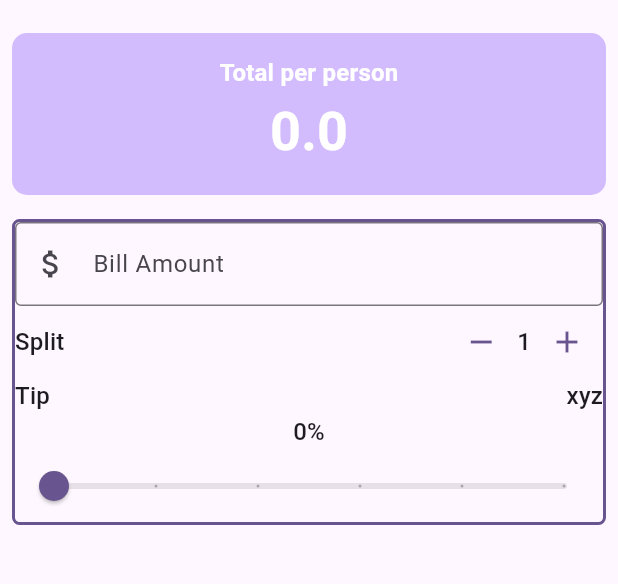
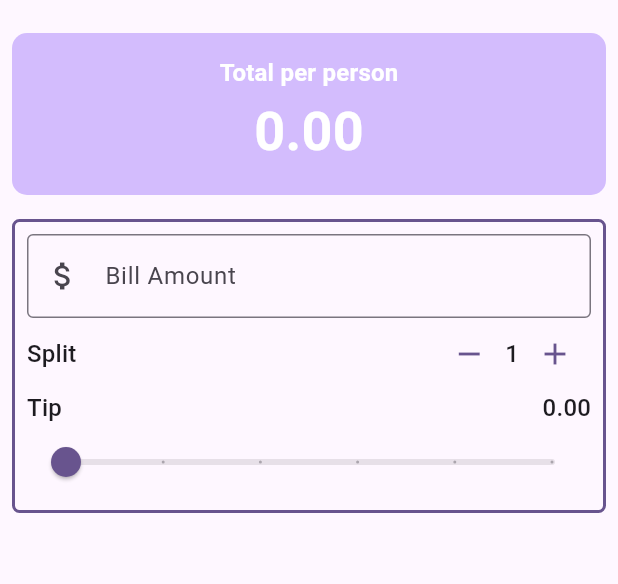
Before and after one commit to Mr-Nuruzzaman/utip, a Flutter app: the screen it shows after launch, on a phone screen of 412 x 824 dp, the part 63-647 px from its top. Run offline on Flutter 3.47's test engine with Material 3 defaults, Android fonts, the phone set to English and light mode, and no system bars.

Commit message:
Decorating and refactoring widgets

```diff
--- a/lib/main.dart
+++ b/lib/main.dart
@@ -1,7 +1,9 @@
 import 'package:flutter/material.dart';
 import 'package:utip/widgets/bill_amount_feild.dart';
 import 'package:utip/widgets/person_counter.dart';
+import 'package:utip/widgets/tip_count.dart';
 import 'package:utip/widgets/tip_slider.dart';
+import 'package:utip/widgets/total_per_person.dart';
 
 void main() {
   runApp(const MyApp());
@@ -68,29 +70,7 @@ class _UTipState extends State<UTip> {
         body: Column(
           crossAxisAlignment: CrossAxisAlignment.stretch,
           children: [
-            Padding(
-              padding: const EdgeInsets.all(8.0),
-              child: Container(
-                  padding: const EdgeInsets.all(15),
-                  decoration: BoxDecoration(
-                    color: theme.colorScheme.inversePrimary,
-                    borderRadius: BorderRadius.circular(10),
-                  ),
-                  child: Column(
-                    children: [
-                      Text(
-                        "Total per person",
-                        style: style,
-                      ),
-                      Text(
-                        "$total",
-                        style: style.copyWith(
-                            color: theme.colorScheme.onPrimary,
-                            fontSize: theme.textTheme.displaySmall!.fontSize),
-                      ),
-                    ],
-                  )),
-            ),
+            TotalPerPerson(theme: theme, style: style, total: total),
             //form
             Padding(
               padding: const EdgeInsets.all(8.0),
@@ -99,6 +79,8 @@ class _UTipState extends State<UTip> {
                     borderRadius: BorderRadius.circular(5),
                     border:
                         Border.all(color: theme.colorScheme.primary, width: 2)),
+                child: Padding(
+                  padding: const EdgeInsets.all(8.0),
                   child: Column(
                     children: [
                       BillAmountFeild(
@@ -117,24 +99,11 @@ class _UTipState extends State<UTip> {
                         onIncrement: increment,
                       ),
                       //tip counter
-                    Row(
-                      mainAxisAlignment: MainAxisAlignment.spaceBetween,
-                      children: [
-                        Text(
-                          'Tip',
-                          style: theme.textTheme.titleMedium,
-                        ),
-                        Text(
-                          'xyz',
-                          style: theme.textTheme.titleMedium,
-                        )
-                      ],
-                    ),
-                    // slider Text
-                    Text(
-                      '${(_tipPercentage * 100).round()}%',
-                      style: theme.textTheme.titleMedium,
-                    ),
+                      TipCount(
+                          theme: theme,
+                          total: total,
+                          personCount: _personCount,
+                          billTotal: _billTotal),
                       //slider section
                       TipSlider(
                         tipPercentage: _tipPercentage,
@@ -147,6 +116,7 @@ class _UTipState extends State<UTip> {
                     ],
                   ),
                 ),
+              ),
             )
           ],
         ));
--- /dev/null
+++ b/lib/widgets/tip_count.dart
@@ -0,0 +1,34 @@
+import 'package:flutter/material.dart';
+
+class TipCount extends StatelessWidget {
+  const TipCount({
+    super.key,
+    required this.theme,
+    required this.total,
+    required int personCount,
+    required double billTotal,
+  })  : _personCount = personCount,
+        _billTotal = billTotal;
+
+  final ThemeData theme;
+  final double total;
+  final int _personCount;
+  final double _billTotal;
+
+  @override
+  Widget build(BuildContext context) {
+    return Row(
+      mainAxisAlignment: MainAxisAlignment.spaceBetween,
+      children: [
+        Text(
+          'Tip',
+          style: theme.textTheme.titleMedium,
+        ),
+        Text(
+          ((total * _personCount) - _billTotal).toStringAsFixed(2),
+          style: theme.textTheme.titleMedium,
+        )
+      ],
+    );
+  }
+}
--- /dev/null
+++ b/lib/widgets/total_per_person.dart
@@ -0,0 +1,41 @@
+import 'package:flutter/material.dart';
+
+class TotalPerPerson extends StatelessWidget {
+  const TotalPerPerson({
+    super.key,
+    required this.theme,
+    required this.style,
+    required this.total,
+  });
+
+  final ThemeData theme;
+  final TextStyle style;
+  final double total;
+
+  @override
+  Widget build(BuildContext context) {
+    return Padding(
+      padding: const EdgeInsets.all(8.0),
+      child: Container(
+          padding: const EdgeInsets.all(15),
+          decoration: BoxDecoration(
+            color: theme.colorScheme.inversePrimary,
+            borderRadius: BorderRadius.circular(10),
+          ),
+          child: Column(
+            children: [
+              Text(
+                "Total per person",
+                style: style,
+              ),
+              Text(
+                total.toStringAsFixed(2),
+                style: style.copyWith(
+                    color: theme.colorScheme.onPrimary,
+                    fontSize: theme.textTheme.displaySmall!.fontSize),
+              ),
+            ],
+          )),
+    );
+  }
+}
```
Lines whose indentation alone changed are shown as unchanged.
